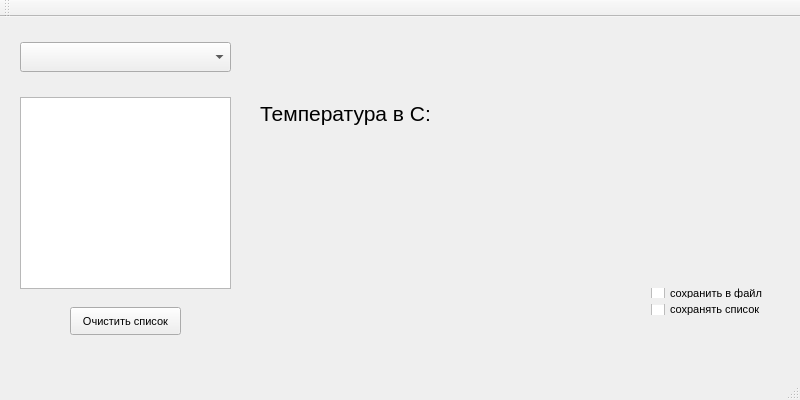
First picture: the form in QtParcer/QtParcer.ui, repository SergeyG22/GismeteoTracker, before the edit.
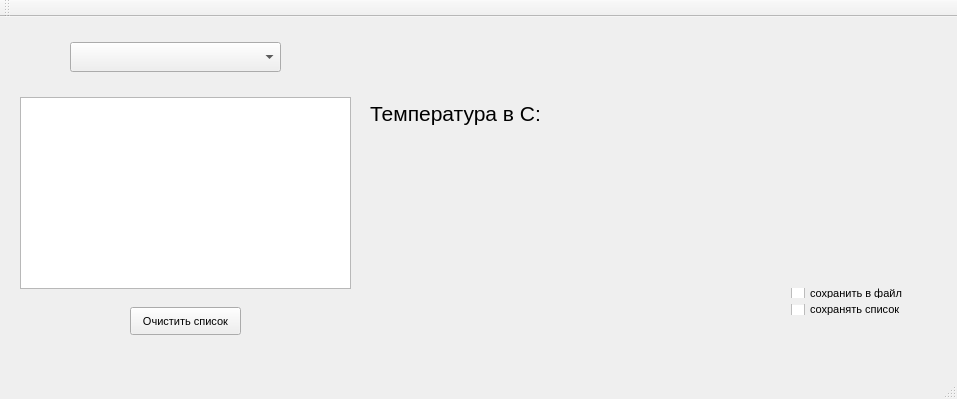
Second picture: the form after the edit.

Diff of the .ui file:
```diff
--- a/QtParcer/QtParcer.ui
+++ b/QtParcer/QtParcer.ui
@@ -6,8 +6,8 @@
    <rect>
     <x>0</x>
     <y>0</y>
-    <width>800</width>
-    <height>400</height>
+    <width>957</width>
+    <height>399</height>
    </rect>
   </property>
   <property name="font">
@@ -22,7 +22,7 @@
    <widget class="QComboBox" name="comboBox">
     <property name="geometry">
      <rect>
-      <x>20</x>
+      <x>70</x>
       <y>25</y>
       <width>211</width>
       <height>30</height>
@@ -37,7 +37,7 @@
    <widget class="QLabel" name="label_weather">
     <property name="geometry">
      <rect>
-      <x>500</x>
+      <x>610</x>
       <y>80</y>
       <width>181</width>
       <height>33</height>
@@ -55,7 +55,7 @@
    <widget class="QLabel" name="label_temperature">
     <property name="geometry">
      <rect>
-      <x>260</x>
+      <x>370</x>
       <y>80</y>
       <width>216</width>
       <height>33</height>
@@ -73,7 +73,7 @@
    <widget class="QLabel" name="label_data_time">
     <property name="geometry">
      <rect>
-      <x>250</x>
+      <x>370</x>
       <y>30</y>
       <width>511</width>
       <height>21</height>
@@ -93,7 +93,7 @@
      <rect>
       <x>20</x>
       <y>80</y>
-      <width>211</width>
+      <width>331</width>
       <height>192</height>
      </rect>
     </property>
@@ -101,7 +101,7 @@
    <widget class="QPushButton" name="pushButton">
     <property name="geometry">
      <rect>
-      <x>70</x>
+      <x>130</x>
       <y>290</y>
       <width>111</width>
       <height>28</height>
@@ -111,10 +111,10 @@
      <string>Очистить список</string>
     </property>
    </widget>
-   <widget class="QWidget" name="">
+   <widget class="QWidget" name="layoutWidget">
     <property name="geometry">
      <rect>
-      <x>640</x>
+      <x>780</x>
       <y>260</y>
       <width>142</width>
       <height>49</height>
```
Left out of the diff: 2 changed lines with no effect on the pictures.
